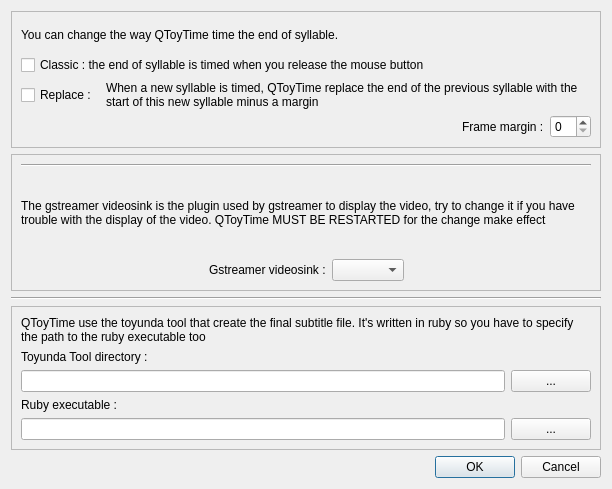
Qt form QToyTime/configdialog.ui (Toyunda/toyunda) before a commit.
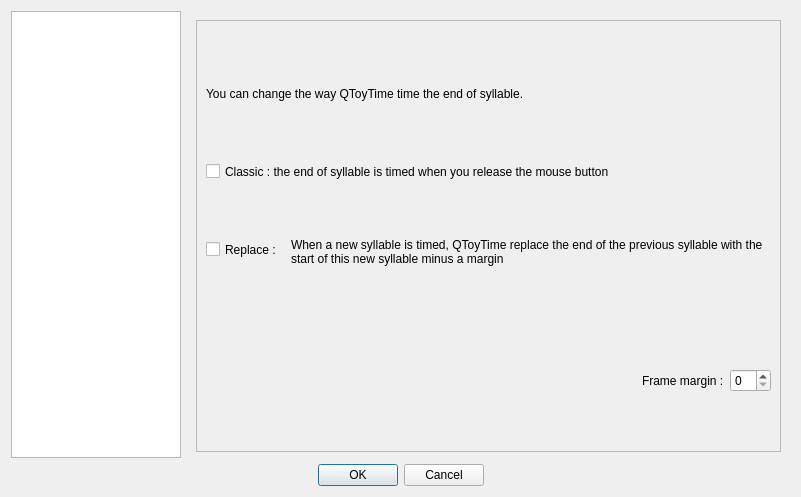
The same form after that commit. The open tabs and pages were chosen to show the change.

```diff
--- a/QToyTime/configdialog.ui
+++ b/QToyTime/configdialog.ui
@@ -6,8 +6,8 @@
    <rect>
     <x>0</x>
     <y>0</y>
-    <width>612</width>
-    <height>489</height>
+    <width>801</width>
+    <height>497</height>
    </rect>
   </property>
   <property name="windowTitle">
@@ -16,20 +16,82 @@
   <property name="locale">
    <locale language="English" country="UnitedStates"/>
   </property>
-  <layout class="QHBoxLayout" name="horizontalLayout_5">
-   <item>
     <layout class="QVBoxLayout" name="verticalLayout">
      <item>
+    <layout class="QHBoxLayout" name="horizontalLayout">
+     <item>
+      <widget class="QListView" name="listView">
+       <property name="sizePolicy">
+        <sizepolicy hsizetype="MinimumExpanding" vsizetype="Expanding">
+         <horstretch>0</horstretch>
+         <verstretch>0</verstretch>
+        </sizepolicy>
+       </property>
+       <property name="minimumSize">
+        <size>
+         <width>100</width>
+         <height>0</height>
+        </size>
+       </property>
+       <property name="maximumSize">
+        <size>
+         <width>170</width>
+         <height>16777215</height>
+        </size>
+       </property>
+       <property name="iconSize">
+        <size>
+         <width>48</width>
+         <height>48</height>
+        </size>
+       </property>
+       <property name="viewMode">
+        <enum>QListView::ListMode</enum>
+       </property>
+      </widget>
+     </item>
+     <item>
+      <widget class="QStackedWidget" name="stackedWidget">
+       <property name="currentIndex">
+        <number>1</number>
+       </property>
+       <widget class="QWidget" name="behaviorPage">
+        <property name="minimumSize">
+         <size>
+          <width>0</width>
+          <height>440</height>
+         </size>
+        </property>
+        <layout class="QHBoxLayout" name="horizontalLayout_10">
+         <item>
       <widget class="QFrame" name="frame">
+           <property name="minimumSize">
+            <size>
+             <width>0</width>
+             <height>432</height>
+            </size>
+           </property>
        <property name="frameShape">
         <enum>QFrame::StyledPanel</enum>
        </property>
        <property name="frameShadow">
         <enum>QFrame::Raised</enum>
        </property>
-       <layout class="QVBoxLayout" name="verticalLayout_4">
+           <layout class="QVBoxLayout" name="verticalLayout_2">
         <item>
-         <widget class="QLabel" name="label_2">
+             <widget class="QLabel" name="label_9">
+              <property name="sizePolicy">
+               <sizepolicy hsizetype="Minimum" vsizetype="Fixed">
+                <horstretch>0</horstretch>
+                <verstretch>0</verstretch>
+               </sizepolicy>
+              </property>
+              <property name="minimumSize">
+               <size>
+                <width>0</width>
+                <height>128</height>
+               </size>
+              </property>
           <property name="text">
            <string>You can change the way QToyTime time the end of syllable.</string>
           </property>
@@ -37,13 +99,19 @@
         </item>
         <item>
          <widget class="QCheckBox" name="classicCheckBox">
+              <property name="minimumSize">
+               <size>
+                <width>0</width>
+                <height>21</height>
+               </size>
+              </property>
           <property name="text">
            <string>Classic : the end of syllable is timed when you release the mouse button</string>
           </property>
          </widget>
         </item>
         <item>
-         <layout class="QHBoxLayout" name="horizontalLayout">
+             <layout class="QHBoxLayout" name="horizontalLayout_8">
           <item>
            <widget class="QCheckBox" name="replaceCheckBox">
             <property name="sizePolicy">
@@ -52,13 +120,25 @@
               <verstretch>0</verstretch>
              </sizepolicy>
             </property>
+                <property name="minimumSize">
+                 <size>
+                  <width>0</width>
+                  <height>21</height>
+                 </size>
+                </property>
             <property name="text">
              <string>Replace : </string>
             </property>
            </widget>
           </item>
           <item>
-           <widget class="QLabel" name="label">
+               <widget class="QLabel" name="label_10">
+                <property name="minimumSize">
+                 <size>
+                  <width>0</width>
+                  <height>127</height>
+                 </size>
+                </property>
             <property name="text">
              <string>When a new syllable is timed, QToyTime replace the end of the previous syllable with the start of this new syllable minus a margin</string>
             </property>
@@ -70,7 +150,7 @@
          </layout>
         </item>
         <item>
-         <layout class="QHBoxLayout" name="horizontalLayout_7">
+             <layout class="QHBoxLayout" name="horizontalLayout_9">
           <item>
            <spacer name="horizontalSpacer_3">
             <property name="orientation">
@@ -85,7 +165,19 @@
            </spacer>
           </item>
           <item>
-           <widget class="QLabel" name="label_8">
+               <widget class="QLabel" name="label_11">
+                <property name="sizePolicy">
+                 <sizepolicy hsizetype="Minimum" vsizetype="Minimum">
+                  <horstretch>0</horstretch>
+                  <verstretch>0</verstretch>
+                 </sizepolicy>
+                </property>
+                <property name="minimumSize">
+                 <size>
+                  <width>0</width>
+                  <height>126</height>
+                 </size>
+                </property>
             <property name="text">
              <string>Frame margin :</string>
             </property>
@@ -93,6 +185,12 @@
           </item>
           <item>
            <widget class="QSpinBox" name="frameMarginSpinBox">
+                <property name="sizePolicy">
+                 <sizepolicy hsizetype="Minimum" vsizetype="Fixed">
+                  <horstretch>0</horstretch>
+                  <verstretch>0</verstretch>
+                 </sizepolicy>
+                </property>
             <property name="prefix">
              <string/>
             </property>
@@ -103,31 +201,100 @@
        </layout>
       </widget>
      </item>
-     <item>
-      <widget class="QFrame" name="frame_2">
-       <property name="sizePolicy">
-        <sizepolicy hsizetype="Preferred" vsizetype="Minimum">
-         <horstretch>0</horstretch>
-         <verstretch>0</verstretch>
-        </sizepolicy>
-       </property>
-       <property name="frameShape">
-        <enum>QFrame::StyledPanel</enum>
-       </property>
-       <property name="frameShadow">
-        <enum>QFrame::Raised</enum>
-       </property>
-       <layout class="QVBoxLayout" name="verticalLayout_3">
+        </layout>
+       </widget>
+       <widget class="QWidget" name="displayPage">
+        <widget class="QLabel" name="label">
+         <property name="geometry">
+          <rect>
+           <x>70</x>
+           <y>50</y>
+           <width>161</width>
+           <height>16</height>
+          </rect>
+         </property>
+         <property name="text">
+          <string>Font for lyr and frm text</string>
+         </property>
+        </widget>
+        <widget class="QLineEdit" name="fontPreviewEdit">
+         <property name="geometry">
+          <rect>
+           <x>242</x>
+           <y>100</y>
+           <width>301</width>
+           <height>31</height>
+          </rect>
+         </property>
+         <property name="readOnly">
+          <bool>true</bool>
+         </property>
+        </widget>
+        <widget class="QLabel" name="label_4">
+         <property name="geometry">
+          <rect>
+           <x>180</x>
+           <y>110</y>
+           <width>57</width>
+           <height>14</height>
+          </rect>
+         </property>
+         <property name="text">
+          <string>Preview :</string>
+         </property>
+        </widget>
+        <widget class="QWidget" name="">
+         <property name="geometry">
+          <rect>
+           <x>70</x>
+           <y>70</y>
+           <width>411</width>
+           <height>24</height>
+          </rect>
+         </property>
+         <layout class="QHBoxLayout" name="horizontalLayout_2">
         <item>
-         <widget class="Line" name="line_2">
-          <property name="orientation">
-           <enum>Qt::Horizontal</enum>
+           <widget class="QLabel" name="label_2">
+            <property name="text">
+             <string>Font name : </string>
           </property>
          </widget>
         </item>
         <item>
          <widget class="QLabel" name="label_3">
           <property name="text">
+             <string>Size :</string>
+            </property>
+           </widget>
+          </item>
+          <item>
+           <widget class="QSpinBox" name="fontSizespinBox"/>
+          </item>
+         </layout>
+        </widget>
+       </widget>
+       <widget class="QWidget" name="settingsPage">
+        <layout class="QHBoxLayout" name="horizontalLayout_15">
+         <item>
+          <layout class="QVBoxLayout" name="verticalLayout_6">
+           <item>
+            <widget class="QFrame" name="frame_4">
+             <property name="sizePolicy">
+              <sizepolicy hsizetype="Preferred" vsizetype="Minimum">
+               <horstretch>0</horstretch>
+               <verstretch>0</verstretch>
+              </sizepolicy>
+             </property>
+             <property name="frameShape">
+              <enum>QFrame::StyledPanel</enum>
+             </property>
+             <property name="frameShadow">
+              <enum>QFrame::Raised</enum>
+             </property>
+             <layout class="QVBoxLayout" name="verticalLayout_7">
+              <item>
+               <widget class="QLabel" name="label_12">
+                <property name="text">
            <string>The gstreamer videosink is the plugin used by gstreamer to display the video, try to change it if you have trouble with the display of the video. QToyTime MUST BE RESTARTED for the change make effect</string>
           </property>
           <property name="wordWrap">
@@ -136,9 +303,9 @@
          </widget>
         </item>
         <item>
-         <layout class="QHBoxLayout" name="horizontalLayout_2">
+               <layout class="QHBoxLayout" name="horizontalLayout_11">
           <item>
-           <spacer name="horizontalSpacer_2">
+                 <spacer name="horizontalSpacer_5">
             <property name="orientation">
              <enum>Qt::Horizontal</enum>
             </property>
@@ -151,7 +318,7 @@
            </spacer>
           </item>
           <item>
-           <widget class="QLabel" name="label_4">
+                 <widget class="QLabel" name="label_13">
             <property name="text">
              <string>Gstreamer videosink :</string>
             </property>
@@ -161,7 +328,7 @@
            <widget class="QComboBox" name="videosinkComboBox"/>
           </item>
           <item>
-           <spacer name="horizontalSpacer">
+                 <spacer name="horizontalSpacer_6">
             <property name="orientation">
              <enum>Qt::Horizontal</enum>
             </property>
@@ -179,14 +346,14 @@
       </widget>
      </item>
      <item>
-      <widget class="Line" name="line">
+            <widget class="Line" name="line_4">
        <property name="orientation">
         <enum>Qt::Horizontal</enum>
        </property>
       </widget>
      </item>
      <item>
-      <widget class="QFrame" name="frame_3">
+            <widget class="QFrame" name="frame_5">
        <property name="frameShape">
         <enum>QFrame::StyledPanel</enum>
        </property>
@@ -195,9 +362,9 @@
        </property>
        <layout class="QHBoxLayout" name="horizontalLayout_6">
         <item>
-         <layout class="QVBoxLayout" name="verticalLayout_2">
+               <layout class="QVBoxLayout" name="verticalLayout_8">
           <item>
-           <widget class="QLabel" name="label_5">
+                 <widget class="QLabel" name="label_14">
             <property name="text">
              <string>QToyTime use the toyunda tool that create the final subtitle file. It's written in ruby so you have to specify the path to the ruby executable too</string>
             </property>
@@ -207,7 +374,7 @@
            </widget>
           </item>
           <item>
-           <widget class="QLabel" name="label_7">
+                 <widget class="QLabel" name="label_15">
             <property name="text">
              <string>Toyunda Tool directory :</string>
             </property>
@@ -217,7 +384,7 @@
            </widget>
           </item>
           <item>
-           <layout class="QHBoxLayout" name="horizontalLayout_4">
+                 <layout class="QHBoxLayout" name="horizontalLayout_13">
             <item>
              <widget class="QLineEdit" name="toyToolEdit"/>
             </item>
@@ -231,14 +398,14 @@
            </layout>
           </item>
           <item>
-           <widget class="QLabel" name="label_6">
+                 <widget class="QLabel" name="label_16">
             <property name="text">
              <string>Ruby executable :</string>
             </property>
            </widget>
           </item>
           <item>
-           <layout class="QHBoxLayout" name="horizontalLayout_3">
+                 <layout class="QHBoxLayout" name="horizontalLayout_14">
             <item>
              <widget class="QLineEdit" name="rubyLineEdit"/>
             </item>
@@ -257,6 +424,27 @@
       </widget>
      </item>
      <item>
+            <spacer name="verticalSpacer">
+             <property name="orientation">
+              <enum>Qt::Vertical</enum>
+             </property>
+             <property name="sizeHint" stdset="0">
+              <size>
+               <width>20</width>
+               <height>40</height>
+              </size>
+             </property>
+            </spacer>
+           </item>
+          </layout>
+         </item>
+        </layout>
+       </widget>
+      </widget>
+     </item>
+    </layout>
+   </item>
+   <item>
       <widget class="QDialogButtonBox" name="buttonBox">
        <property name="orientation">
         <enum>Qt::Horizontal</enum>
@@ -264,9 +452,10 @@
        <property name="standardButtons">
         <set>QDialogButtonBox::Cancel|QDialogButtonBox::Ok</set>
        </property>
-      </widget>
-     </item>
-    </layout>
+     <property name="centerButtons">
+      <bool>true</bool>
+     </property>
+    </widget>
    </item>
   </layout>
  </widget>
```
Left out of the diff: 42 changed lines with no effect on the pictures. Lines whose indentation alone changed are shown as unchanged.
